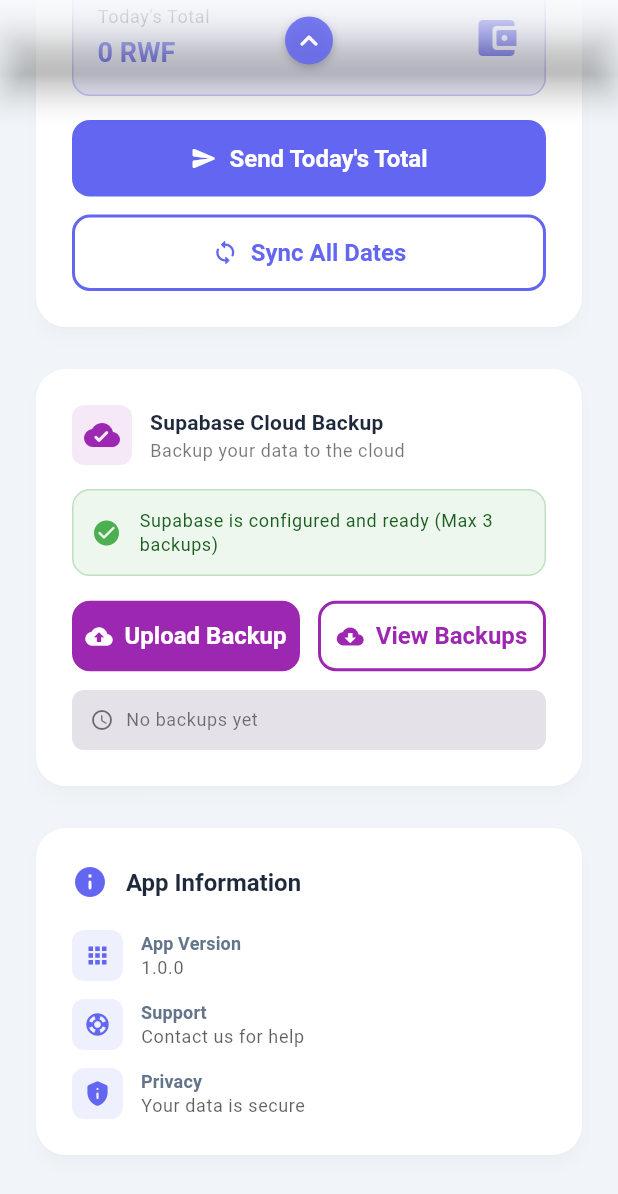
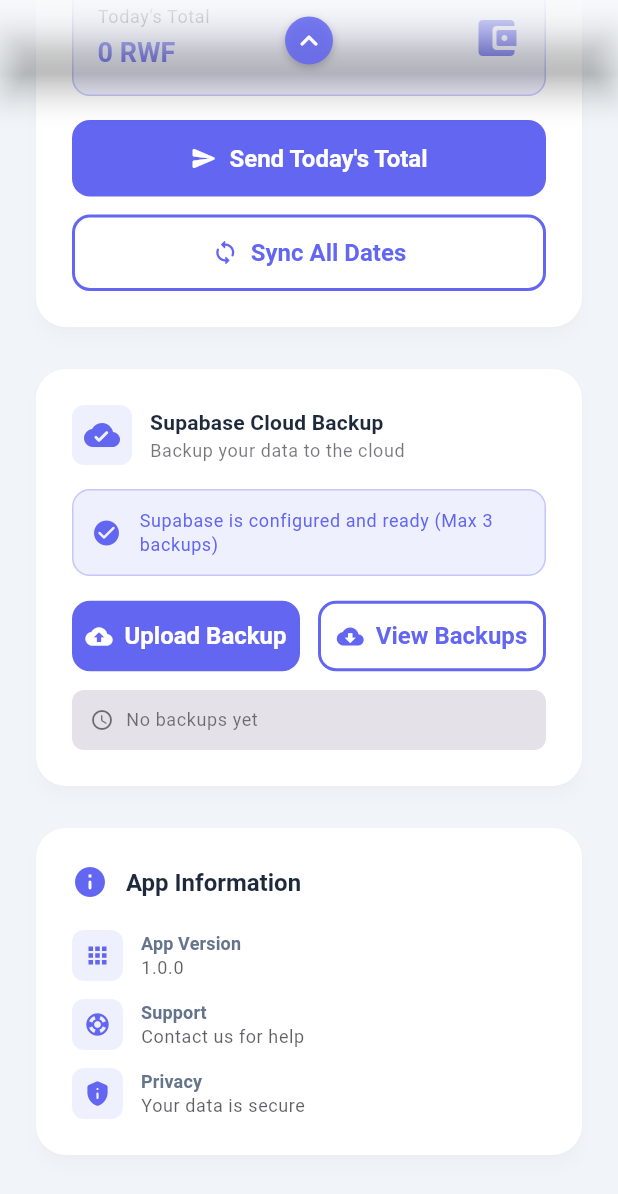
Before and after one commit to julesntare/mq_pay, a Flutter app: the SettingsPage screen opened directly with empty values, scrolled down 1664 dp, on a phone screen of 412 x 824 dp. Shown: the top 1194 px of the screen. Run offline on Flutter 3.47's test engine with Material 3 defaults, Android fonts, the phone set to English and light mode, and no system bars; our stand-ins replace cloud_firestore, dropdown_search, file_picker, firebase_core, flutter_contacts, flutter_dotenv and 4 more; missing offline and left inert: excel, flutter_phone_direct_caller, mobile_scanner, workmanager; accounts and stored records are empty; generated files the repository leaves out were written again; statements that could not run were skipped.

Commit message:
updated supabase time display to local time

```diff
--- a/lib/screens/settings.dart
+++ b/lib/screens/settings.dart
@@ -2902,12 +2902,12 @@ class _SettingsPageState extends State<SettingsPage> {
                 Container(
                   padding: const EdgeInsets.all(8),
                   decoration: BoxDecoration(
-                    color: Colors.purple.withValues(alpha: 0.1),
+                    color: theme.colorScheme.primary.withValues(alpha: 0.1),
                     borderRadius: BorderRadius.circular(8),
                   ),
-                  child: const Icon(
+                  child: Icon(
                     Icons.cloud_done_rounded,
-                    color: Colors.purple,
+                    color: theme.colorScheme.primary,
                     size: 24,
                   ),
                 ),
@@ -2968,17 +2968,17 @@ class _SettingsPageState extends State<SettingsPage> {
               Container(
                 padding: const EdgeInsets.all(12),
                 decoration: BoxDecoration(
-                  color: Colors.green.withValues(alpha: 0.1),
+                  color: theme.colorScheme.primary.withValues(alpha: 0.1),
                   borderRadius: BorderRadius.circular(12),
                   border: Border.all(
-                    color: Colors.green.withValues(alpha: 0.3),
+                    color: theme.colorScheme.primary.withValues(alpha: 0.3),
                   ),
                 ),
                 child: Row(
                   children: [
-                    const Icon(
+                    Icon(
                       Icons.check_circle_rounded,
-                      color: Colors.green,
+                      color: theme.colorScheme.primary,
                       size: 20,
                     ),
                     const SizedBox(width: 12),
@@ -2986,7 +2986,7 @@ class _SettingsPageState extends State<SettingsPage> {
                       child: Text(
                         'Supabase is configured and ready (Max 3 backups)',
                         style: theme.textTheme.bodySmall?.copyWith(
-                          color: Colors.green.shade900,
+                          color: theme.colorScheme.primary,
                         ),
                       ),
                     ),
@@ -3002,7 +3002,7 @@ class _SettingsPageState extends State<SettingsPage> {
                       icon: const Icon(Icons.cloud_upload_rounded),
                       label: const Text('Upload Backup'),
                       style: ElevatedButton.styleFrom(
-                        backgroundColor: Colors.purple,
+                        backgroundColor: theme.colorScheme.primary,
                         foregroundColor: Colors.white,
                         padding: const EdgeInsets.symmetric(vertical: 14),
                       ),
@@ -3015,9 +3015,9 @@ class _SettingsPageState extends State<SettingsPage> {
                       icon: const Icon(Icons.cloud_download_rounded),
                       label: const Text('View Backups'),
                       style: OutlinedButton.styleFrom(
-                        foregroundColor: Colors.purple,
+                        foregroundColor: theme.colorScheme.primary,
                         padding: const EdgeInsets.symmetric(vertical: 14),
-                        side: const BorderSide(color: Colors.purple, width: 2),
+                        side: BorderSide(color: theme.colorScheme.primary, width: 2),
                       ),
                     ),
                   ),
@@ -3168,7 +3168,9 @@ class _SettingsPageState extends State<SettingsPage> {
 
         showDialog(
           context: context,
-          builder: (context) => AlertDialog(
+          builder: (context) {
+            final theme = Theme.of(context);
+            return AlertDialog(
               title: const Text('Supabase Backups'),
               content: SizedBox(
                 width: double.maxFinite,
@@ -3178,17 +3180,18 @@ class _SettingsPageState extends State<SettingsPage> {
                   itemBuilder: (context, index) {
                     final backup = backups[index];
                     final created = backup['created'] as DateTime;
+                    final localCreated = created.toLocal();
                     final size = backup['size'] as int;
                     final sizeInKB = (size / 1024).toStringAsFixed(2);
 
                     return Card(
                       child: ListTile(
-                      leading: const Icon(
+                        leading: Icon(
                           Icons.cloud_rounded,
-                        color: Colors.purple,
+                          color: theme.colorScheme.primary,
                         ),
                         title: Text(
-                        DateFormat('MMM d, y h:mm a').format(created),
+                          DateFormat('MMM d, y h:mm a').format(localCreated),
                           style: const TextStyle(fontWeight: FontWeight.w600),
                         ),
                         subtitle: Text('Size: $sizeInKB KB'),
@@ -3197,7 +3200,7 @@ class _SettingsPageState extends State<SettingsPage> {
                           children: [
                             IconButton(
                               icon: const Icon(Icons.restore_rounded),
-                            color: Colors.green,
+                              color: theme.colorScheme.primary,
                               onPressed: () async {
                                 Navigator.pop(context);
                                 await _restoreFromSupabase(
@@ -3252,7 +3255,8 @@ class _SettingsPageState extends State<SettingsPage> {
                 child: const Text('Close'),
               ),
             ],
-          ),
+            );
+          },
         );
       }
     } catch (e) {
```
Lines whose indentation alone changed are shown as unchanged.
